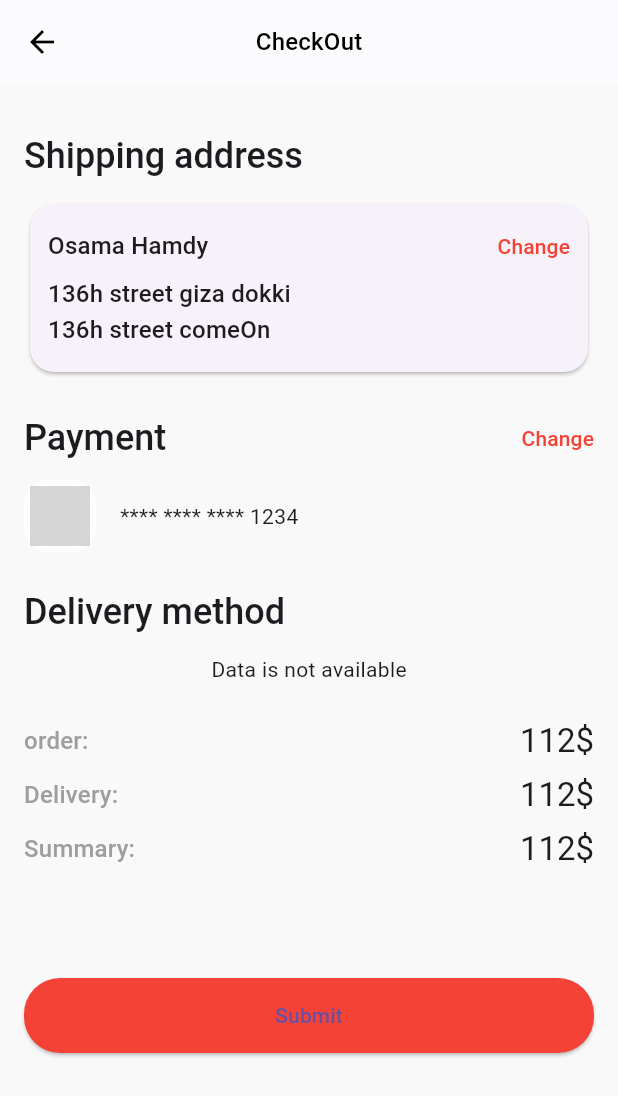
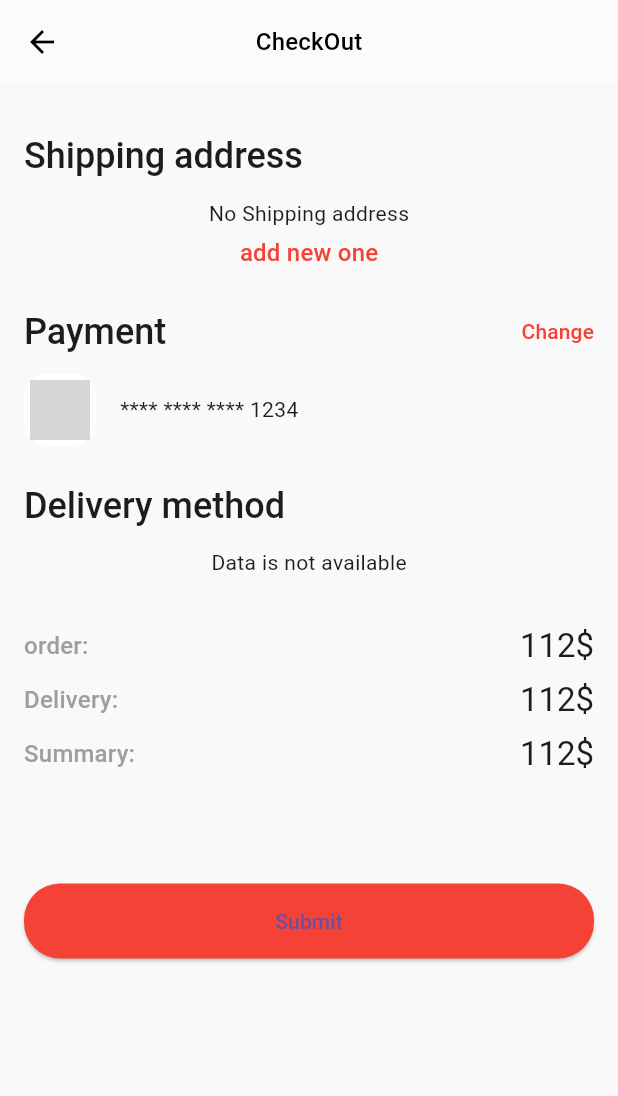
Before and after one commit to Osaamaa/ecommerce_flutter, a Flutter app: the CheckOutPage screen opened directly, on a phone screen of 412 x 824 dp. Shown: the top 1096 px of the screen. Run offline on Flutter 3.47's test engine with Material 3 defaults, Android fonts, the phone set to English and light mode, and no system bars; our stand-ins replace cloud_firestore, firebase_auth, firebase_core, flutter_rating_bar, persistent_bottom_nav_bar; accounts and stored records are empty; generated files the repository leaves out were written again; network calls fail; grey boxes are pictures that could not be loaded.

Commit message:
add checkout page and the logic&database commit

```diff
--- a/lib/controllers/database_controller.dart
+++ b/lib/controllers/database_controller.dart
@@ -2,6 +2,7 @@ import 'package:ecommerce/models/add_to_cart_model.dart';
 import 'package:ecommerce/utilites/api_path.dart';
 import '../models/delivery_metod.dart';
 import '../models/product.dart';
+import '../models/shipping_address.dart';
 import '../models/user_date.dart';
 import '../services/firestore_services.dart';
 
@@ -9,13 +10,18 @@ abstract class Database {
   Stream<List<Product>> salesProductsStream();
 
   Stream<List<Product>> newProductsStream();
+
   Stream<List<AddToCartModel>> myProductCart();
+
   Stream<List<DeliveryMethod>> deliveryMethodsStream();
+
+  Stream<List<ShippingAddress>> getShippingAddress();
 
   Future<void> setUserData(UserData userData);
 
+  Future<void> saveAddress(ShippingAddress address);
+
   Future<void> addToCart(AddToCartModel product);
-
 }
 
 class FireStoreDatabase implements Database {
@@ -55,12 +61,20 @@ class FireStoreDatabase implements Database {
       builder: (data, documentID) => AddToCartModel.fromMap(data!, documentID));
 
   @override
-
   Stream<List<DeliveryMethod>> deliveryMethodsStream() =>
       _service.collectionsStream(
           path: ApiPath.deliveryMethod(),
           builder: (data, documentId) =>
               DeliveryMethod.fromMap(data!, documentId));
 
+  @override
+  Stream<List<ShippingAddress>> getShippingAddress() =>
+      _service.collectionsStream(
+          path: ApiPath.userShippingAddress(uid),
+          builder: (data, documentId) =>
+              ShippingAddress.fromMap(data!, documentId));
 
+  @override
+  Future<void> saveAddress(ShippingAddress address) => _service.setData(
+      path: ApiPath.newAddress(uid, address.id), data: address.toMap());
 }
--- /dev/null
+++ b/lib/models/shipping_address.dart
@@ -0,0 +1,46 @@
+class ShippingAddress {
+  final String id;
+  final String fullName;
+  final String address;
+  final String city;
+  final String state;
+  final String country;
+  final String zipCode;
+  final bool isDefault;
+
+  ShippingAddress({
+    required this.id,
+    required this.fullName,
+    required this.address,
+    required this.city,
+    required this.state,
+    required this.country,
+    required this.zipCode,
+    this.isDefault = true,
+  });
+
+  Map<String, dynamic> toMap() {
+    final result = <String, dynamic>{};
+    result.addAll({'id': id});
+    result.addAll({'fullName': fullName});
+    result.addAll({'address': address});
+    result.addAll({'city': city});
+    result.addAll({'state': state});
+    result.addAll({'country': country});
+    result.addAll({'zipCode': zipCode});
+    result.addAll({'isDefault': isDefault});
+    return result;
+  }
+
+  factory ShippingAddress.fromMap(Map<String, dynamic> map, String documentId) {
+    return ShippingAddress(
+        id: documentId,
+        fullName: map['fullName'] ?? '',
+        address: map['address'] ?? '',
+        city: map['city'] ?? '',
+        state: map['state'] ?? '',
+        country: map['country'] ?? '',
+        zipCode: map['zipCode'] ?? '',
+        isDefault: map['isDefault'] ?? '');
+  }
+}
--- a/lib/utilites/routes.dart
+++ b/lib/utilites/routes.dart
@@ -4,4 +4,5 @@ class AppRoutes{
   static const String bottomNavBarRoute='/navbar';
   static const String productDetailsRoute='/productDetails';
   static const String checkOutPageRoute='/checkOut';
+  static const String addShippingAddressRoute='/checkOut/add-shipping-address';
 }
--- a/lib/views/pages/checkout_page.dart
+++ b/lib/views/pages/checkout/checkout_page.dart
@@ -1,16 +1,16 @@
 import 'package:ecommerce/controllers/database_controller.dart';
 import 'package:ecommerce/models/delivery_metod.dart';
-import 'package:ecommerce/utilites/assets.dart';
 import 'package:ecommerce/views/wigets/center_indecator.dart';
 import 'package:ecommerce/views/wigets/main_bottom.dart';
 import 'package:flutter/material.dart';
 import 'package:provider/provider.dart';
 
-import '../wigets/checkout/checkout_order_details.dart';
-import '../wigets/checkout/delevary_method.dart';
-import '../wigets/checkout/payment_component.dart';
-import '../wigets/checkout/shipping_address_component.dart';
-import '../wigets/two_separeted_item.dart';
+import '../../../models/shipping_address.dart';
+import '../../../utilites/routes.dart';
+import '../../wigets/checkout/checkout_order_details.dart';
+import '../../wigets/checkout/delevary_method.dart';
+import '../../wigets/checkout/payment_component.dart';
+import '../../wigets/checkout/shipping_address_component.dart';
 
 class CheckOutPage extends StatelessWidget {
   const CheckOutPage({super.key});
@@ -18,47 +18,73 @@ class CheckOutPage extends StatelessWidget {
   @override
   Widget build(BuildContext context) {
     final database = Provider.of<Database>(context);
-    final size = MediaQuery
-        .of(context)
-        .size;
+    final size = MediaQuery.of(context).size;
     return Scaffold(
       appBar: AppBar(
         title: Text(
           'CheckOut',
-          style: Theme
-              .of(context)
-              .textTheme
-              .titleMedium!
-              .copyWith(
-            color: Colors.black,
-          ),
+          style: Theme.of(context).textTheme.titleMedium!.copyWith(
+                color: Colors.black,
+              ),
         ),
         centerTitle: true,
       ),
       body: Padding(
         padding: const EdgeInsets.symmetric(vertical: 32, horizontal: 16),
-        child: Expanded(
+        child: SingleChildScrollView(
           child: Column(
             crossAxisAlignment: CrossAxisAlignment.start,
             children: [
               Text(
                 "Shipping address",
-                style: Theme
-                    .of(context)
+                style: Theme.of(context)
                     .textTheme
                     .headlineSmall!
                     .copyWith(fontWeight: FontWeight.w500),
               ),
               const SizedBox(height: 12),
-              const ShippingAddressComponent(),
+              StreamBuilder<List<ShippingAddress>>(
+                  stream: database.getShippingAddress(),
+                  builder: (context, snapshot) {
+                    if (snapshot.connectionState == ConnectionState.active) {
+                      final shippingAddress = snapshot.data;
+                      if (shippingAddress == null || shippingAddress.isEmpty) {
+                        return Center(
+                            child: Column(
+                          children: [
+                            const Text("No Shipping address"),
+                            const SizedBox(
+                              height: 5,
+                            ),
+                            InkWell(
+                              child: Text(
+                                "add new one",
+                                style: Theme.of(context)
+                                    .textTheme
+                                    .titleMedium!
+                                    .copyWith(color: Colors.red),
+                              ),
+                              onTap: () {
+                                Navigator.of(context).pushNamed(
+                                    AppRoutes.addShippingAddressRoute,
+                                    arguments: database);
+
+                              },
+                            )
+                          ],
+                        ));
+                      }
+                      return  ShippingAddressComponent(shippingAddress: shippingAddress.first,);
+                    }
+                    return const CustomCenterIndicator();
+                  }),
               const SizedBox(height: 24),
               Row(
                 mainAxisAlignment: MainAxisAlignment.spaceBetween,
                 children: [
                   Text(
                     "Payment",
-                    style: Theme
-                        .of(context)
+                    style: Theme.of(context)
                         .textTheme
                         .headlineSmall!
                         .copyWith(fontWeight: FontWeight.w500),
@@ -67,8 +93,7 @@ class CheckOutPage extends StatelessWidget {
                       onTap: () {},
                       child: Text(
                         "Change",
-                        style: Theme
-                            .of(context)
+                        style: Theme.of(context)
                             .textTheme
                             .labelLarge!
                             .copyWith(color: Colors.red),
@@ -80,8 +105,7 @@ class CheckOutPage extends StatelessWidget {
               const SizedBox(height: 24),
               Text(
                 "Delivery method",
-                style: Theme
-                    .of(context)
+                style: Theme.of(context)
                     .textTheme
                     .headlineSmall!
                     .copyWith(fontWeight: FontWeight.w500),
@@ -93,35 +117,35 @@ class CheckOutPage extends StatelessWidget {
                     if (snapshot.connectionState == ConnectionState.active) {
                       final deliveryMethods = snapshot.data;
                       if (deliveryMethods == null || deliveryMethods.isEmpty) {
-                        return const Center(child: Text("Data is not available"));
+                        return const Center(
+                            child: Text("Data is not available"));
                       }
                       return SizedBox(
-                        height: size.height * 0.1,
+                        height: size.height * 0.13,
                         child: ListView.builder(
                           itemCount: deliveryMethods.length,
                           shrinkWrap: true,
                           scrollDirection: Axis.horizontal,
-                          itemBuilder:(_,i) =>
-                            Padding(
-                              padding: const EdgeInsets.all(8.0),
-                              child: DeliveryMethodItem(
-                                deliveryMethod:deliveryMethods[i],
-                              ),
+                          itemBuilder: (_, i) => Padding(
+                            padding: const EdgeInsets.all(8.0),
+                            child: DeliveryMethodItem(
+                              deliveryMethod: deliveryMethods[i],
                             ),
-
+                          ),
                         ),
                       );
                     }
                     return const CustomCenterIndicator();
                   }),
-              const SizedBox(height: 24),
+              const SizedBox(height: 32),
               const CheckOutOrderDetails(),
               const SizedBox(height: 64.0),
               MainBottom(
                 text: "Submit",
-                onTap: () {},
+                onTap: () {
+                },
                 hasBorder: true,
-              )
+              ),
             ],
           ),
         ),
--- a/lib/views/wigets/checkout/shipping_address_component.dart
+++ b/lib/views/wigets/checkout/shipping_address_component.dart
@@ -1,8 +1,9 @@
+import 'package:ecommerce/models/shipping_address.dart';
 import 'package:flutter/material.dart';
 
 class ShippingAddressComponent extends StatelessWidget {
-  const ShippingAddressComponent({super.key});
-
+  const ShippingAddressComponent({super.key, required this.shippingAddress});
+final ShippingAddress shippingAddress;
   @override
   Widget build(BuildContext context) {
     return Card(
@@ -15,7 +16,7 @@ class ShippingAddressComponent extends StatelessWidget {
             Row(
               mainAxisAlignment: MainAxisAlignment.spaceBetween,
               children: [
-                 Text("Osama Hamdy",style: Theme.of(context).textTheme.titleMedium,),
+                 Text(shippingAddress.fullName,style: Theme.of(context).textTheme.titleMedium,),
                 InkWell(
                     onTap: () {},
                     child: Text(
@@ -28,8 +29,8 @@ class ShippingAddressComponent extends StatelessWidget {
               ],
             ),
             const SizedBox(height: 8,),
-             Text("136h street giza dokki",style: Theme.of(context).textTheme.titleMedium,),
-             Text("136h street comeOn",style: Theme.of(context).textTheme.titleMedium,),
+             Text(shippingAddress.address,style: Theme.of(context).textTheme.titleMedium,),
+             Text(shippingAddress.city,style: Theme.of(context).textTheme.titleMedium,),
           ],
         ),
       ),
```
Also changed, not shown: lib/utilites/api_path.dart (+15 -4 lines), lib/utilites/router.dart (+7 -1 lines), lib/views/pages/checkout/add_shipping_address.dart (added, +158 -0 lines), lib/views/wigets/center_indecator.dart (+3 -4 lines).
